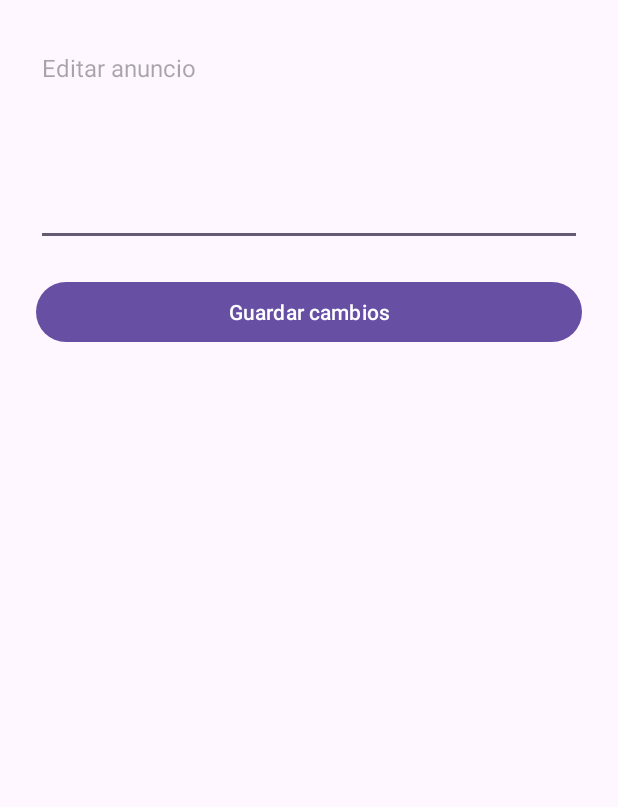
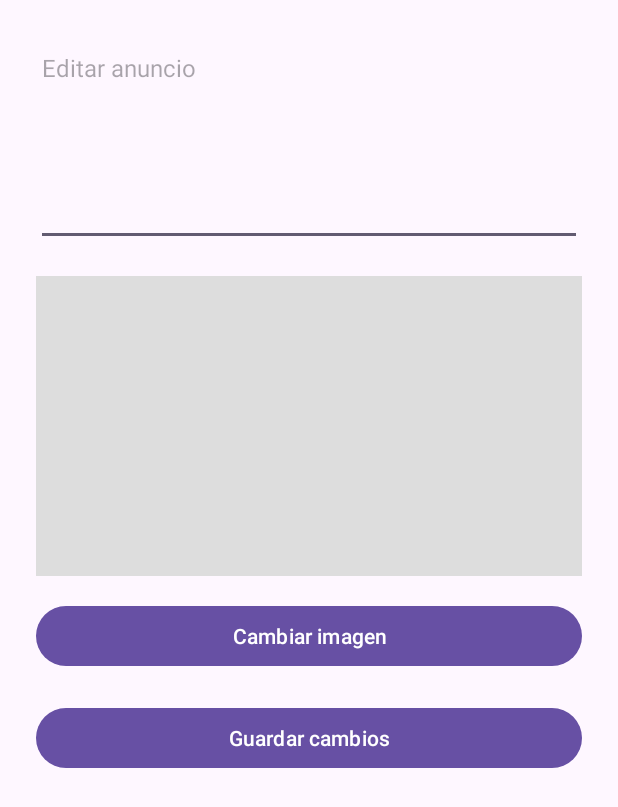
Before and after one commit to lemursoft75/conexion-de-oficios, an Android app: the EditAdActivity screen opened directly, with no data from a screen before it, on a phone screen of 412 x 824 dp. Shown: the top 807 px of the screen. Run offline under Robolectric (Android 15) with nearby library versions, the phone set to English and light mode, and no system bars; our stand-ins replace Firebase (no records; nobody signed in at launch, a user with empty details on screens opened directly); libraries missing offline, so code that uses them is left out: com.cloudinary.android; pictures from the network do not load; 1 statement that could not run was skipped.

Commit message:
corregir fallo al cambiar imagenes

```diff
--- a/app/build.gradle.kts
+++ b/app/build.gradle.kts
@@ -74,6 +74,11 @@ dependencies {
     androidTestImplementation("androidx.test.ext:junit:1.2.1")
     androidTestImplementation("androidx.test.espresso:espresso-core:3.6.1")
 
+    // Firebase App Check
+    implementation("com.google.firebase:firebase-appcheck:17.1.1")
+    implementation("com.google.firebase:firebase-appcheck-playintegrity:17.1.1") // Para Android real
+
+
     // Coroutines
     implementation("org.jetbrains.kotlinx:kotlinx-coroutines-android:1.9.0")
 
--- a/app/src/main/java/com/javipena/conexiondeoficios/activities/EditAdActivity.kt
+++ b/app/src/main/java/com/javipena/conexiondeoficios/activities/EditAdActivity.kt
@@ -1,20 +1,35 @@
 package com.javipena.conexiondeoficios.activities
 
+import android.app.Activity
+import android.content.Intent
+import android.net.Uri
 import android.os.Bundle
 import android.widget.Button
 import android.widget.EditText
+import android.widget.ImageView
 import android.widget.Toast
 import androidx.appcompat.app.AppCompatActivity
+import com.bumptech.glide.Glide
 import com.google.firebase.database.FirebaseDatabase
 import com.javipena.conexiondeoficios.Ad
 import com.javipena.conexiondeoficios.R
+import com.cloudinary.android.MediaManager
+import com.cloudinary.android.callback.ErrorInfo
+import com.cloudinary.android.callback.UploadCallback
 
 class EditAdActivity : AppCompatActivity() {
 
     private lateinit var editText: EditText
     private lateinit var btnSave: Button
+    private lateinit var btnChangeImage: Button
+    private lateinit var imagePreview: ImageView
+
+    private var selectedImageUri: Uri? = null
 
     private val db = FirebaseDatabase.getInstance()
+
+    private lateinit var adId: String
+    private lateinit var ad: Ad
 
     override fun onCreate(savedInstanceState: Bundle?) {
         super.onCreate(savedInstanceState)
@@ -22,11 +37,11 @@ class EditAdActivity : AppCompatActivity() {
 
         editText = findViewById(R.id.edit_text_ad)
         btnSave = findViewById(R.id.btn_save_ad)
+        btnChangeImage = findViewById(R.id.btn_change_image)
+        imagePreview = findViewById(R.id.image_preview)
 
-        val adId = intent.getStringExtra("AD_ID")
-        val ad = intent.getParcelableExtra<Ad>("AD_OBJECT")
-
-        if (adId == null || ad == null) {
+        adId = intent.getStringExtra("AD_ID") ?: ""
+        ad = intent.getParcelableExtra("AD_OBJECT") ?: run {
             Toast.makeText(this, "Error al cargar anuncio", Toast.LENGTH_SHORT).show()
             finish()
             return
@@ -34,14 +49,49 @@ class EditAdActivity : AppCompatActivity() {
 
         editText.setText(ad.adText)
 
-        btnSave.setOnClickListener {
+        // Evita cargar imagen vieja
+        if (!ad.mediaUrl.isNullOrEmpty()) {
+            Glide.with(this)
+                .load(ad.mediaUrl + "?t=" + System.currentTimeMillis())
+                .into(imagePreview)
+        }
+
+        btnChangeImage.setOnClickListener { pickImageFromGallery() }
+        btnSave.setOnClickListener { saveChanges() }
+    }
+
+
+    private fun pickImageFromGallery() {
+        val intent = Intent(Intent.ACTION_PICK)
+        intent.type = "image/*"
+        startActivityForResult(intent, 2001)
+    }
+
+    override fun onActivityResult(requestCode: Int, resultCode: Int, data: Intent?) {
+        super.onActivityResult(requestCode, resultCode, data)
+
+        if (requestCode == 2001 && resultCode == Activity.RESULT_OK) {
+            selectedImageUri = data?.data
+            imagePreview.setImageURI(selectedImageUri)
+        }
+    }
+
+    private fun saveChanges() {
         val newText = editText.text.toString().trim()
 
         if (newText.isEmpty()) {
             Toast.makeText(this, "El anuncio no puede estar vacío", Toast.LENGTH_SHORT).show()
-                return@setOnClickListener
+            return
         }
 
+        if (selectedImageUri == null) {
+            updateTextOnly(newText)
+        } else {
+            uploadNewImage(newText)
+        }
+    }
+
+    private fun updateTextOnly(newText: String) {
         db.getReference("Ads").child(adId).child("adText")
             .setValue(newText)
             .addOnSuccessListener {
@@ -52,5 +102,56 @@ class EditAdActivity : AppCompatActivity() {
                 Toast.makeText(this, "Error al guardar", Toast.LENGTH_SHORT).show()
             }
     }
+
+    private fun uploadNewImage(newText: String) {
+
+        selectedImageUri?.let { uri ->
+
+            MediaManager.get().upload(uri)
+                .option("upload_preset", "unsigned_ads")
+                .option("resource_type", "image")
+                .option("folder", "ads_media")   // ← NECESARIO PARA PRESET UNSIGNED
+                .callback(object : UploadCallback {
+                    override fun onStart(requestId: String?) {}
+
+                    override fun onProgress(requestId: String?, bytes: Long, totalBytes: Long) {}
+
+                    override fun onSuccess(requestId: String?, resultData: Map<*, *>) {
+                        val secureUrl = resultData["secure_url"] as String
+                        updateAdFull(newText, secureUrl)
+                    }
+
+                    override fun onError(requestId: String?, error: ErrorInfo?) {
+                        Toast.makeText(
+                            this@EditAdActivity,
+                            "Error subiendo imagen a Cloudinary: ${error?.description}",
+                            Toast.LENGTH_SHORT
+                        ).show()
+                    }
+
+                    override fun onReschedule(requestId: String?, error: ErrorInfo?) {}
+                })
+                .dispatch()
+
+
         }
     }
+
+
+    private fun updateAdFull(newText: String, newImageUrl: String) {
+        val updates = mapOf(
+            "adText" to newText,
+            "mediaUrl" to newImageUrl
+        )
+
+        db.getReference("Ads").child(adId)
+            .updateChildren(updates)
+            .addOnSuccessListener {
+                Toast.makeText(this, "Anuncio actualizado", Toast.LENGTH_SHORT).show()
+                finish()
+            }
+            .addOnFailureListener {
+                Toast.makeText(this, "Error al guardar", Toast.LENGTH_SHORT).show()
+            }
+    }
+}
--- a/app/src/main/res/layout/activity_edit_ad.xml
+++ b/app/src/main/res/layout/activity_edit_ad.xml
@@ -1,3 +1,4 @@
+<?xml version="1.0" encoding="utf-8"?>
 <ScrollView xmlns:android="http://schemas.android.com/apk/res/android"
     android:layout_width="match_parent"
     android:layout_height="match_parent"
@@ -18,6 +19,24 @@
             android:inputType="textMultiLine"
             android:textSize="16sp" />
 
+        <!-- Imagen actual o nueva -->
+        <ImageView
+            android:id="@+id/image_preview"
+            android:layout_width="match_parent"
+            android:layout_height="200dp"
+            android:scaleType="centerCrop"
+            android:layout_marginTop="20dp"
+            android:background="#DDDDDD" />
+
+        <!-- Botón para seleccionar nueva imagen -->
+        <Button
+            android:id="@+id/btn_change_image"
+            android:layout_width="match_parent"
+            android:layout_height="wrap_content"
+            android:text="Cambiar imagen"
+            android:layout_marginTop="16dp" />
+
+        <!-- Botón guardar -->
         <Button
             android:id="@+id/btn_save_ad"
             android:layout_width="match_parent"
```
Also changed, not shown: app/src/main/java/com/javipena/conexiondeoficios/activities/MyApplication.kt (+17 -1 lines), app/src/main/java/com/javipena/conexiondeoficios/activities/PublicationActivity.kt (+10 -1 lines), 2 other files. Lines whose indentation alone changed are shown as unchanged.
